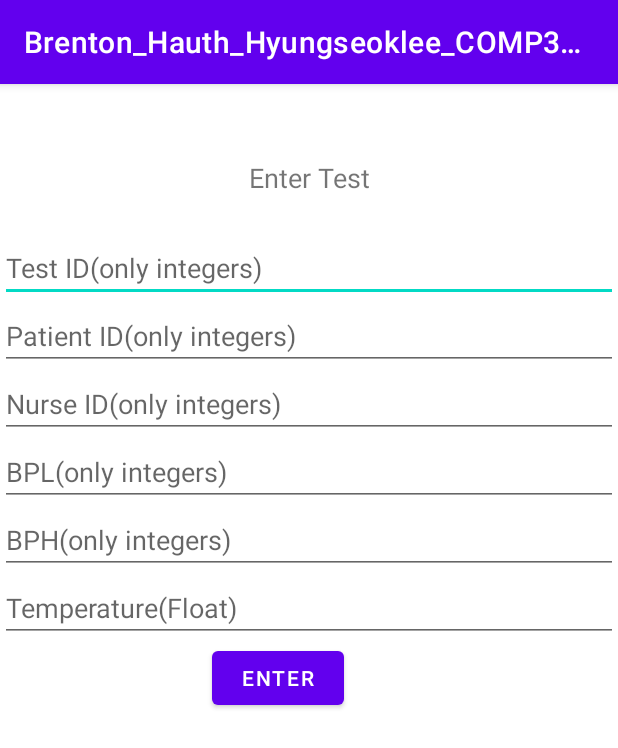
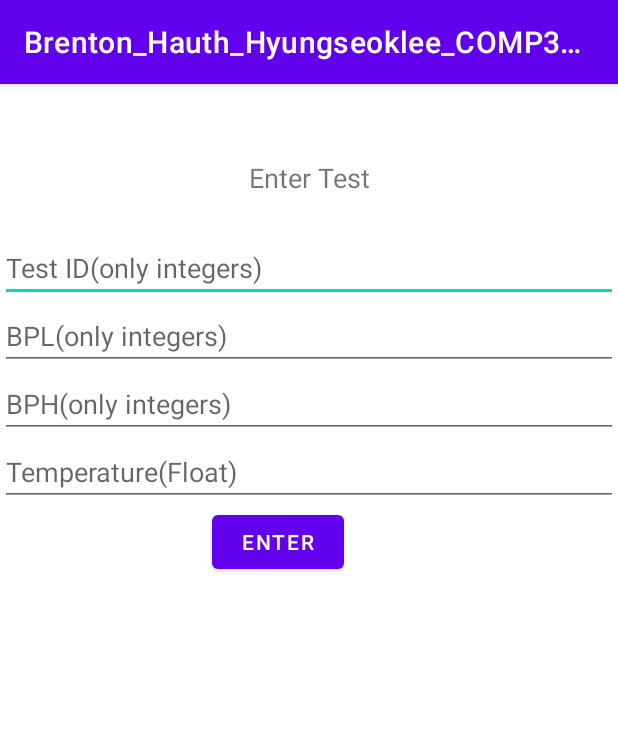
Before and after one commit to HyungseokLeee/COMP304_Lab04, an Android app: the TestActivity screen opened directly, with no data from a screen before it, after a tap on "ENTER", on a phone screen of 412 x 824 dp. Shown: the top 748 px of the screen. Run offline under Robolectric (Android 15) with nearby library versions, the phone set to English and light mode, and no system bars; our stand-ins replace Room's generated code.

Commit message:
Adding test task is completed

```diff
--- a/app/src/main/java/com/example/brenton_hauth_hyungseoklee_comp304lab4_ex1/TestActivity.java
+++ b/app/src/main/java/com/example/brenton_hauth_hyungseoklee_comp304lab4_ex1/TestActivity.java
@@ -3,35 +3,56 @@ package com.example.brenton_hauth_hyungseoklee_comp304lab4_ex1;
 import androidx.appcompat.app.AppCompatActivity;
 import androidx.lifecycle.ViewModelProvider;
 
+import android.content.Intent;
+import android.content.SharedPreferences;
 import android.os.Bundle;
 import android.view.View;
 import android.widget.EditText;
 import android.widget.Toast;
+
+import com.example.brenton_hauth_hyungseoklee_comp304lab4_ex1.helpers.PrefsHelper;
 
 public class TestActivity extends AppCompatActivity {
     private EditText editTextTestId, editTextPatientId, editTextNurseId,
     editTextBPL, editTextBPH, editTextTemperature;
     private PatientViewModel patientViewModel;
     private Test test;
+    private int nurseId, patientId;
     @Override
     protected void onCreate(Bundle savedInstanceState) {
         super.onCreate(savedInstanceState);
         setContentView(R.layout.activity_test);
         test = new Test();
         patientViewModel = new ViewModelProvider(this).get(PatientViewModel.class);
+        Intent in = getIntent();
+        patientId = in.getIntExtra(Patient.PATIENT_ID_EXTRA, -1);
+        SharedPreferences loginPrefs = PrefsHelper.getLoginPrefs(this);
+
+        // HAVE to set nurse to an empty object
+        Nurse nurse = new Nurse();
+        nurseId = -1;
+
+        // Only gets list if we passed a patientId, and we have a saved nurse
+        if (patientId != -1 && PrefsHelper.hasSavedNurse(loginPrefs, nurse)) {
+            nurseId = nurse.getNurseID();
+        } else {
+            // Displays an error message if there's any issues
+            Toast.makeText(this,
+                    String.format("Issue with either Patient (%s) or nurse. (%s)",
+                            patientId, nurseId),
+                    Toast.LENGTH_SHORT).show();
+        }
     }
     public void insertTest(View view)
     {
-        editTextTestId = findViewById(R.id.editTextLastName);
-        editTextPatientId = findViewById(R.id.editTextTextPatientId);
-        editTextNurseId = findViewById(R.id.editTextFirstName);
-        editTextBPL = findViewById(R.id.editTextDepartment);
-        editTextBPH = findViewById(R.id.editTextNurseId);
-        editTextTemperature = findViewById(R.id.editTextRoom);
+        editTextTestId = findViewById(R.id.editTextTestId);
+        editTextBPL = findViewById(R.id.editTextBPL);
+        editTextBPH = findViewById(R.id.editTextBPH);
+        editTextTemperature = findViewById(R.id.editTextTemperature);
         try {
             test.setTestId(Integer.parseInt(editTextTestId.getText().toString()));
-            test.setPatientID(Integer.parseInt(editTextPatientId.getText().toString()));
-            test.setNurseID(Integer.parseInt(editTextNurseId.getText().toString()));
+            test.setPatientID(patientId);
+            test.setNurseID(nurseId);
             test.setBPL(Integer.parseInt(editTextBPL.getText().toString()));
             test.setBPH(Integer.parseInt(editTextBPH.getText().toString()));
             test.setTemperature(Float.parseFloat(editTextTemperature.getText().toString()));
--- a/app/src/main/java/com/example/brenton_hauth_hyungseoklee_comp304lab4_ex1/TestAdapter.java
+++ b/app/src/main/java/com/example/brenton_hauth_hyungseoklee_comp304lab4_ex1/TestAdapter.java
@@ -69,7 +69,7 @@ public class TestAdapter extends RecyclerView.Adapter<TestAdapter.TestViewHolder
             testPatientIdTextView.setText(String.format("(Patient: %s)", test.getPatientID()));
             testBPHTextView.setText(String.format("BPH: %s", test.getBPH()));
             testBPLTextView.setText(String.format("BPL: %s", test.getBPL()));
-            testTempTextView.setText(String.format("Temperature: %s°C", test.getBPL()));
+            testTempTextView.setText(String.format("Temperature: %s°C", test.getTemperature()));
 
             testEditButton.setOnClickListener(this);
         }
--- a/app/src/main/res/layout/activity_test.xml
+++ b/app/src/main/res/layout/activity_test.xml
@@ -15,7 +15,7 @@
         app:layout_constraintTop_toTopOf="parent">
 
         <EditText
-            android:id="@+id/editTextLastName"
+            android:id="@+id/editTextTestId"
             android:layout_width="match_parent"
             android:layout_height="wrap_content"
             android:ems="10"
@@ -23,23 +23,7 @@
             android:inputType="textPersonName" />
 
         <EditText
-            android:id="@+id/editTextTextPatientId"
-            android:layout_width="match_parent"
-            android:layout_height="wrap_content"
-            android:ems="10"
-            android:hint="@string/edit_text_patientId_hint"
-            android:inputType="textPersonName" />
-
-        <EditText
-            android:id="@+id/editTextFirstName"
-            android:layout_width="match_parent"
-            android:layout_height="wrap_content"
-            android:ems="10"
-            android:hint="@string/edit_text_nurseId_hint"
-            android:inputType="textPersonName" />
-
-        <EditText
-            android:id="@+id/editTextDepartment"
+            android:id="@+id/editTextBPL"
             android:layout_width="match_parent"
             android:layout_height="wrap_content"
             android:ems="10"
@@ -47,7 +31,7 @@
             android:inputType="textPersonName" />
 
         <EditText
-            android:id="@+id/editTextNurseId"
+            android:id="@+id/editTextBPH"
             android:layout_width="match_parent"
             android:layout_height="wrap_content"
             android:ems="10"
@@ -55,7 +39,7 @@
             android:inputType="textPersonName" />
 
         <EditText
-            android:id="@+id/editTextRoom"
+            android:id="@+id/editTextTemperature"
             android:layout_width="match_parent"
             android:layout_height="wrap_content"
             android:ems="10"
```
Also changed, not shown: app/src/main/java/com/example/brenton_hauth_hyungseoklee_comp304lab4_ex1/UpdateInfoActivity.java (+4 -6 lines), app/src/main/res/layout/activity_update_info.xml (+4 -4 lines).
